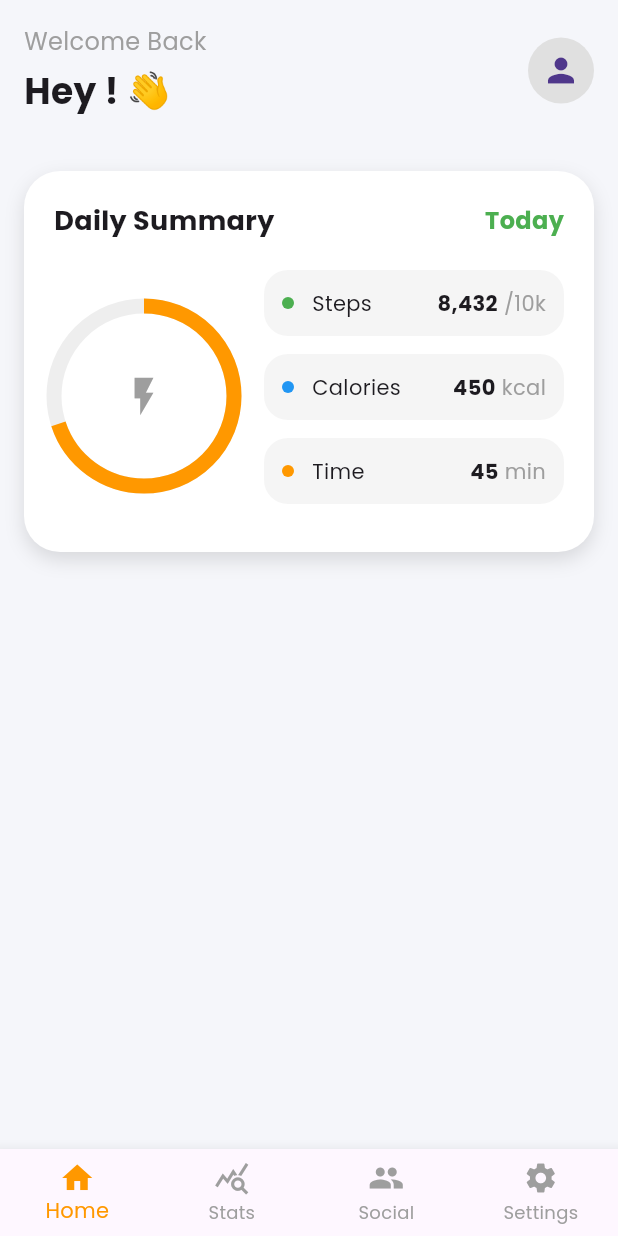
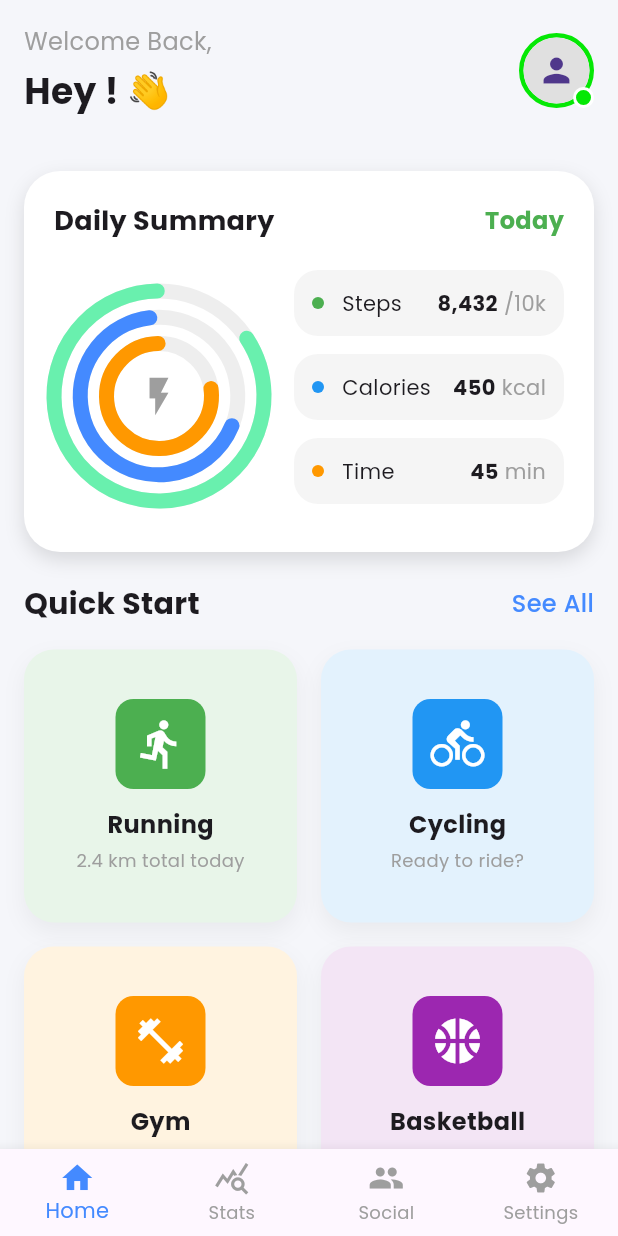
Before and after one commit to Voltsat/belajar-mobile, a Flutter app: the HomePage screen opened directly with empty values, on a phone screen of 412 x 824 dp. Run offline on Flutter 3.47's test engine with Material 3 defaults, Android fonts, the phone set to English and light mode, and no system bars.

Commit message:
Home Section Final

```diff
--- a/lib/screens/home/home_page.dart
+++ b/lib/screens/home/home_page.dart
@@ -2,6 +2,8 @@ import 'package:flutter/material.dart';
 import 'widgets/home_header.dart';
 import 'widgets/summary_card.dart';
 import '../../widgets/foot_nav.dart';
+import 'widgets/quick_start_section.dart';
+import 'widgets/community_challenge_card.dart';
 
 class HomePage extends StatefulWidget {
   final String nama;
@@ -28,7 +30,12 @@ class _HomePageState extends State<HomePage> {
           children: [
             HomeHeader(nama: widget.nama),
             const SizedBox(height: 20),
-            const SummaryCard()
+            const SummaryCard(),
+            const SizedBox(height: 20,),
+            QuickStartSection(),
+            const SizedBox(height: 20,),
+            const CommunityChallengeCard(),
+            const SizedBox(height: 20,),
           ],
         ),
       );
--- a/lib/screens/home/widgets/community_challenge_card.dart
+++ b/lib/screens/home/widgets/community_challenge_card.dart
@@ -5,17 +5,15 @@ class CommunityChallengeCard extends StatelessWidget {
 
   @override
   Widget build(BuildContext context) {
-    return Container(
+    return Padding(
+      padding: const EdgeInsets.symmetric(horizontal: 16),
+      child: Container(
         width: double.infinity,
         padding: const EdgeInsets.all(20),
         decoration: BoxDecoration(
           borderRadius: BorderRadius.circular(24),
           gradient: const LinearGradient(
-          colors: [
-            Color(0xFF0F2027),
-            Color(0xFF203A43),
-            Color(0xFF2C5364),
-          ],
+            colors: [Color(0xFF0F2027), Color(0xFF203A43), Color(0xFF2C5364)],
             begin: Alignment.topLeft,
             end: Alignment.bottomRight,
           ),
@@ -38,10 +36,7 @@ class CommunityChallengeCard extends StatelessWidget {
 
                 const Text(
                   "Join 1,240 others this weekend",
-                style: TextStyle(
-                  color: Colors.white70,
-                  fontSize: 14,
-                ),
+                  style: TextStyle(color: Colors.white70, fontSize: 14),
                 ),
 
                 const SizedBox(height: 16),
@@ -52,7 +47,7 @@ class CommunityChallengeCard extends StatelessWidget {
                     backgroundColor: Colors.greenAccent,
                     foregroundColor: Colors.black,
                     shape: RoundedRectangleBorder(
-                    borderRadius: BorderRadius.circular(30),
+                      borderRadius: BorderRadiusGeometry.circular(30),
                     ),
                     padding: const EdgeInsets.symmetric(
                       horizontal: 24,
@@ -68,15 +63,16 @@ class CommunityChallengeCard extends StatelessWidget {
               bottom: 0,
               right: 0,
               child: Text(
-              "SAVE 10% MORE",
+                "Save 10% More",
                 style: TextStyle(
                   color: Colors.white54,
                   fontSize: 10,
                   letterSpacing: 1,
                 ),
               ),
-          )
+            ),
           ],
+        ),
       ),
     );
   }
--- a/lib/screens/home/widgets/home_header.dart
+++ b/lib/screens/home/widgets/home_header.dart
@@ -16,11 +16,8 @@ class HomeHeader extends StatelessWidget {
             crossAxisAlignment: CrossAxisAlignment.start,
             children: [
               const Text(
-                'Welcome Back',
-                style: TextStyle(
-                  fontSize: 16,
-                  color: Colors.grey,
-                ),
+                'Welcome Back,',
+                style: TextStyle(fontSize: 16, color: Colors.grey),
               ),
               const SizedBox(height: 4),
               Text(
@@ -32,10 +29,34 @@ class HomeHeader extends StatelessWidget {
               ),
             ],
           ),
-          CircleAvatar(
-            radius: 22,
-            backgroundColor: Colors.grey.shade300,
-            child: const Icon(Icons.person, size: 26),
+          Stack(
+            children: [
+              Container(
+                decoration: BoxDecoration(
+                  shape: BoxShape.circle,
+                  border: Border.all(color: Color(0xFF05e805), width: 3),
+                ),
+                child: CircleAvatar(
+                  radius: 22,
+                  backgroundColor: Colors.grey.shade300,
+                  child: Icon(Icons.person, size: 26),
+                ),
+              ),
+
+              Positioned(
+                bottom: 0,
+                right: 0,
+                child: Container(
+                  height: 14,
+                  width: 14,
+                  decoration: BoxDecoration(
+                    color: Color(0xFF05e805),
+                    shape: BoxShape.circle,
+                    border: Border.all(color: Colors.white, width: 2),
+                  ),
+                ),
+              ),
+            ],
           ),
         ],
       ),
--- a/lib/screens/home/widgets/quick_start_card.dart
+++ b/lib/screens/home/widgets/quick_start_card.dart
@@ -0,0 +1,70 @@
+import 'package:flutter/material.dart';
+
+class QuickStartCard extends StatelessWidget {
+  final String title;
+  final String subtitle;
+  final IconData icon;
+  final Color iconColor;
+  final Color bgColor;
+
+  const QuickStartCard({
+    super.key,
+    required this.title,
+    required this.subtitle,
+    required this.icon,
+    required this.iconColor,
+    required this.bgColor,
+  });
+
+  @override
+  Widget build(BuildContext context) {
+    return Container(
+      padding: const EdgeInsets.all(14),
+      decoration: BoxDecoration(
+        color: bgColor,
+        borderRadius: BorderRadius.circular(20),
+        boxShadow: [
+          BoxShadow(
+            color: Colors.black.withValues(alpha: 0.05),
+            blurRadius: 12,
+            offset: Offset(0, 6)
+          )
+        ]
+      ),
+      child: Column(
+        crossAxisAlignment: CrossAxisAlignment.center,
+        mainAxisAlignment: MainAxisAlignment.center,
+        children: [
+          Container(
+            padding: const EdgeInsets.all(12),
+            decoration: BoxDecoration(
+              color: iconColor,
+              borderRadius: BorderRadius.circular(12),
+            ),
+            child: Icon(icon, color: Colors.white, size: 36),
+          ),
+
+          SizedBox(height: 12),
+
+          Column(
+            crossAxisAlignment: CrossAxisAlignment.center,
+            children: [
+              Text(
+                title,
+                style: const TextStyle(
+                  fontSize: 16,
+                  fontWeight: FontWeight.bold,
+                ),
+              ),
+              const SizedBox(height: 4),
+              Text(
+                subtitle,
+                style: const TextStyle(fontSize: 12, color: Colors.grey),
+              ),
+            ],
+          ),
+        ],
+      ),
+    );
+  }
+}
--- a/lib/screens/home/widgets/quick_start_section.dart
+++ b/lib/screens/home/widgets/quick_start_section.dart
@@ -0,0 +1,96 @@
+import 'package:belajar_flutter/screens/home/widgets/quick_start_card.dart';
+import 'package:flutter/material.dart';
+
+class QuickStartSection extends StatelessWidget {
+  const QuickStartSection({super.key});
+
+  @override
+  Widget build(BuildContext context) {
+    final items = [
+      {
+        "title": "Running",
+        "subtitle": "2.4 km total today",
+        "icon": Icons.directions_run,
+        "iconColor": Colors.green,
+        "bgColor": Colors.green.shade50,
+      },
+      {
+        "title": "Cycling",
+        "subtitle": "Ready to ride?",
+        "icon": Icons.directions_bike,
+        "iconColor": Colors.blue,
+        "bgColor": Colors.blue.shade50,
+      },
+      {
+        "title": "Gym",
+        "subtitle": "Next: Destroy Shoulder",
+        "icon": Icons.fitness_center,
+        "iconColor": Colors.orange,
+        "bgColor": Colors.orange.shade50,
+      },
+      {
+        "title": "Basketball",
+        "subtitle": "Match at 6 PM",
+        "icon": Icons.sports_basketball,
+        "iconColor": Colors.purple,
+        "bgColor": Colors.purple.shade50,
+      },
+    ];
+
+    return Padding(
+      padding: const EdgeInsets.symmetric(horizontal: 16),
+      child: Column(
+        crossAxisAlignment: CrossAxisAlignment.start,
+        children: [
+          Row(
+            mainAxisAlignment: MainAxisAlignment.spaceBetween,
+            children: [
+              const Text(
+                "Quick Start",
+                style: TextStyle(fontSize: 20, fontWeight: FontWeight.bold),
+              ),
+
+              InkWell(
+                onTap: () {
+                  debugPrint("See All Dipencet");
+                },
+                child: const Text(
+                  "See All",
+                  style: TextStyle(
+                    fontSize: 16,
+                    color: Colors.blueAccent,
+                    fontWeight: FontWeight.w500,
+                  ),
+                ),
+              ),
+            ],
+          ),
+
+          const SizedBox(height: 16),
+
+          GridView.builder(
+            shrinkWrap: true,
+            physics: const NeverScrollableScrollPhysics(),
+            itemCount: items.length,
+            gridDelegate: const SliverGridDelegateWithFixedCrossAxisCount(
+              crossAxisCount: 2,
+              crossAxisSpacing: 16,
+              mainAxisSpacing: 16,
+            ),
+            itemBuilder: (context, index) {
+              final item = items[index];
+
+              return QuickStartCard(
+                title: item["title"] as String,
+                subtitle: item["subtitle"] as String,
+                icon: item["icon"] as IconData,
+                iconColor: item["iconColor"] as Color,
+                bgColor: item["bgColor"] as Color,
+              );
+            },
+          ),
+        ],
+      ),
+    );
+  }
+}
--- a/lib/screens/home/widgets/summary_card.dart
+++ b/lib/screens/home/widgets/summary_card.dart
@@ -41,6 +41,7 @@ class SummaryCard extends StatelessWidget {
                 ),
               ],
             ),
+
             const SizedBox(height: 20),
 
             Row(
@@ -48,16 +49,60 @@ class SummaryCard extends StatelessWidget {
                 Stack(
                   alignment: Alignment.center,
                   children: [
-                    SizedBox(
-                      width: 120,
-                      height: 120,
-                      child: CircularProgressIndicator(
-                        value: 0.7,
-                        strokeWidth: 10,
-                        color: Colors.orange,
-                        backgroundColor: Colors.grey.shade200,
+                    Transform.rotate(
+                      angle: -6.3,
+                      child: Transform.scale(
+                        scaleX: -1,
+                        child: SizedBox(
+                          width: 140,
+                          height: 140,
+                          child: CircularProgressIndicator(
+                            value: 0.84,
+                            strokeWidth: 10,
+                            strokeCap: StrokeCap.round,
+                            color: Colors.greenAccent,
+                            backgroundColor: Colors.grey.shade200,
+                          ),
+                        ),
                       ),
                     ),
+
+                    Transform.rotate(
+                      angle: -6.4,
+                      child: Transform.scale(
+                        scaleX: -1,
+                        child: SizedBox(
+                          width: 105,
+                          height: 105,
+                          child: CircularProgressIndicator(
+                            value: 0.67,
+                            strokeWidth: 10,
+                            strokeCap: StrokeCap.round,
+                            color: Colors.blueAccent,
+                            backgroundColor: Colors.grey.shade200,
+                          ),
+                        ),
+                      ),
+                    ),
+
+                    Transform.rotate(
+                      angle: -6.3,
+                      child: Transform.scale(
+                        scaleX: -1,
+                        child: SizedBox(
+                          width: 70,
+                          height: 70,
+                          child: CircularProgressIndicator(
+                            value: 0.77,
+                            strokeWidth: 10,
+                            strokeCap: StrokeCap.round,
+                            color: Colors.orange,
+                            backgroundColor: Colors.grey.shade200,
+                          ),
+                        ),
+                      ),
+                    ),
+
                     const Icon(Icons.flash_on, size: 30, color: Colors.grey),
                   ],
                 ),
--- a/lib/widgets/foot_nav.dart
+++ b/lib/widgets/foot_nav.dart
@@ -12,7 +12,7 @@ class FootNav extends StatelessWidget {
       type: BottomNavigationBarType.fixed,
       currentIndex: currentIndex,
       onTap: onTap,
-      selectedItemColor: Colors.orange,
+      selectedItemColor: Colors.blueAccent,
       unselectedItemColor: Colors.grey,
       items: const [
         BottomNavigationBarItem(icon: Icon(Icons.home), label: "Home"),
```
Lines whose indentation alone changed are shown as unchanged.
